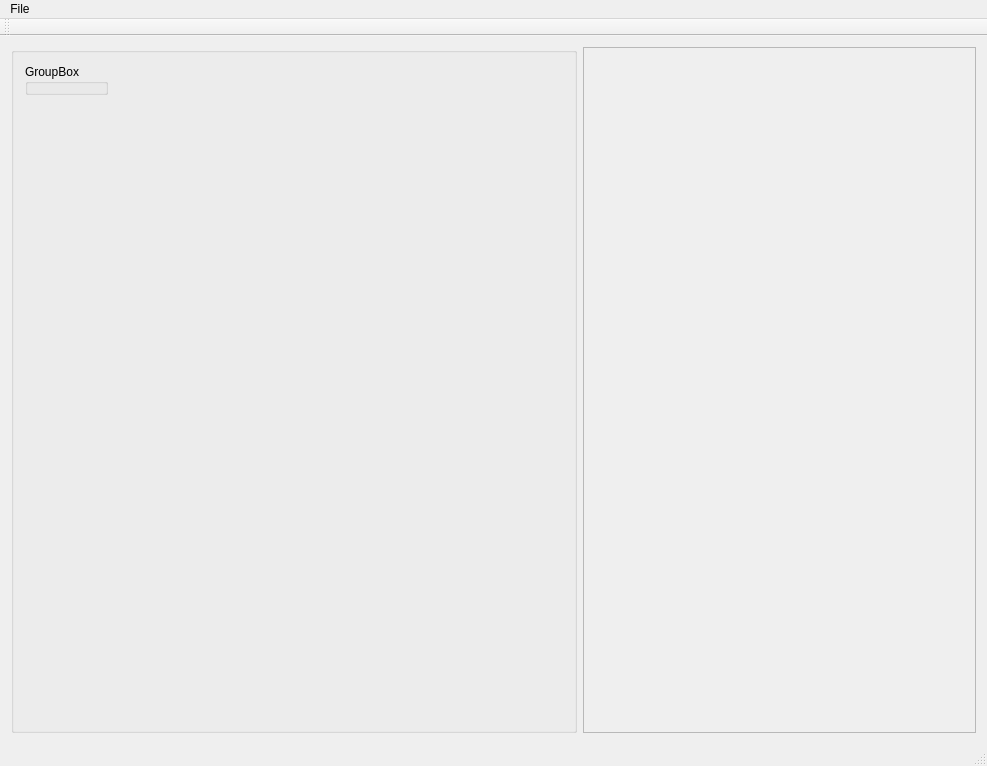
Old version of the form TSP/TSP.ui in the repository Michaelrrrrr/TSP.
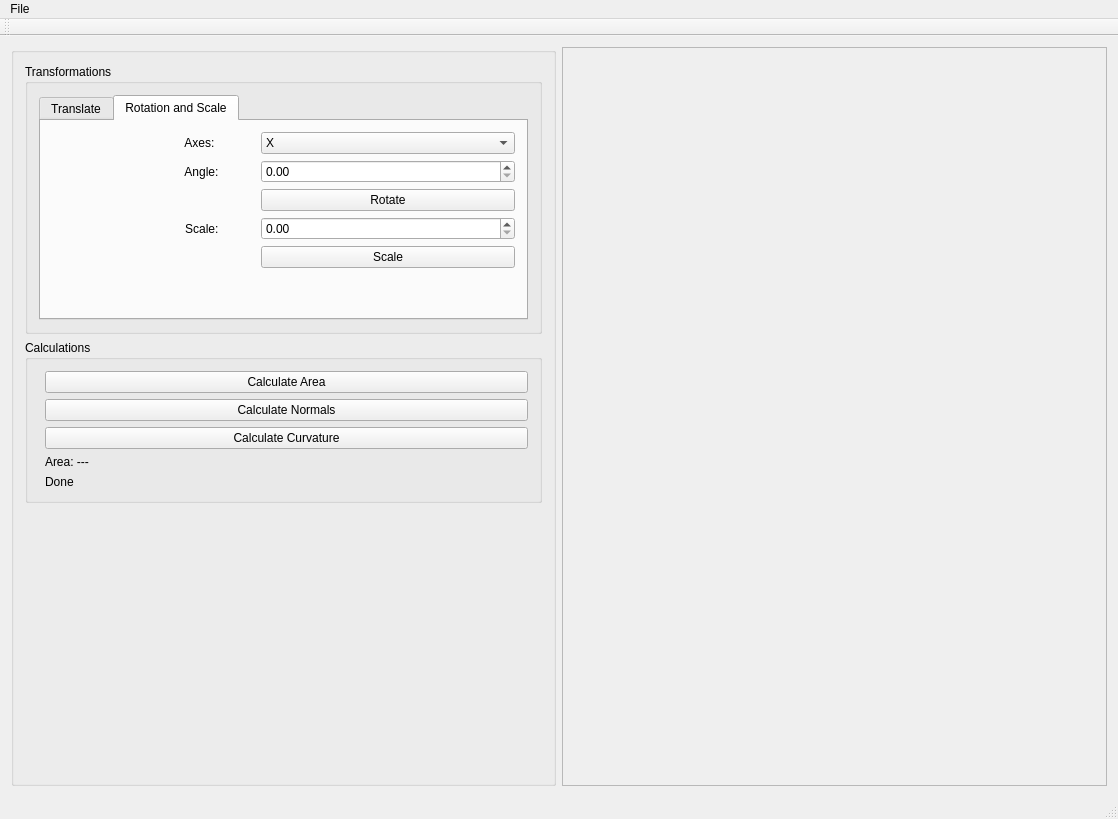
New version of the form.

Commit message: ui is done, plus some buttons

```diff
--- a/TSP/TSP.ui
+++ b/TSP/TSP.ui
@@ -6,8 +6,8 @@
    <rect>
     <x>0</x>
     <y>0</y>
-    <width>987</width>
-    <height>766</height>
+    <width>1118</width>
+    <height>819</height>
    </rect>
   </property>
   <property name="windowTitle">
@@ -21,14 +21,7 @@
        <string/>
       </property>
       <layout class="QGridLayout" name="gridLayout">
-       <item row="0" column="0">
-        <widget class="QGroupBox" name="groupBox_2">
-         <property name="title">
-          <string>GroupBox</string>
-         </property>
-        </widget>
-       </item>
-       <item row="1" column="0">
+       <item row="2" column="0">
         <spacer name="verticalSpacer">
          <property name="orientation">
           <enum>Qt::Orientation::Vertical</enum>
@@ -41,18 +34,186 @@
          </property>
         </spacer>
        </item>
-       <item row="0" column="1">
-        <spacer name="horizontalSpacer">
-         <property name="orientation">
-          <enum>Qt::Orientation::Horizontal</enum>
+       <item row="0" column="0">
+        <widget class="QGroupBox" name="groupBox_2">
+         <property name="title">
+          <string>Transformations</string>
          </property>
-         <property name="sizeHint" stdset="0">
-          <size>
-           <width>455</width>
-           <height>20</height>
-          </size>
+         <layout class="QHBoxLayout" name="horizontalLayout_2">
+          <item>
+           <widget class="QTabWidget" name="tabWidget">
+            <property name="currentIndex">
+             <number>1</number>
+            </property>
+            <widget class="QWidget" name="tab">
+             <attribute name="title">
+              <string>Translate</string>
+             </attribute>
+             <layout class="QGridLayout" name="gridLayout_2">
+              <item row="0" column="0">
+               <widget class="QLabel" name="label">
+                <property name="text">
+                 <string>&lt;html&gt;&lt;head/&gt;&lt;body&gt;&lt;p align=&quot;center&quot;&gt;X Axes&lt;/p&gt;&lt;/body&gt;&lt;/html&gt;</string>
+                </property>
+               </widget>
+              </item>
+              <item row="0" column="1">
+               <widget class="QDoubleSpinBox" name="X_Axes_sb"/>
+              </item>
+              <item row="1" column="0">
+               <widget class="QLabel" name="label_2">
+                <property name="text">
+                 <string>&lt;html&gt;&lt;head/&gt;&lt;body&gt;&lt;p align=&quot;center&quot;&gt;Y Axes&lt;/p&gt;&lt;/body&gt;&lt;/html&gt;</string>
+                </property>
+               </widget>
+              </item>
+              <item row="1" column="1">
+               <widget class="QDoubleSpinBox" name="Y_Axes_sb"/>
+              </item>
+              <item row="2" column="0">
+               <widget class="QLabel" name="label_3">
+                <property name="text">
+                 <string>&lt;html&gt;&lt;head/&gt;&lt;body&gt;&lt;p align=&quot;center&quot;&gt;Z Axes&lt;/p&gt;&lt;/body&gt;&lt;/html&gt;</string>
+                </property>
+               </widget>
+              </item>
+              <item row="2" column="1">
+               <widget class="QDoubleSpinBox" name="Z_Axes_sb"/>
+              </item>
+              <item row="3" column="1">
+               <widget class="QPushButton" name="pushButton_Move">
+                <property name="text">
+                 <string>Move object</string>
+                </property>
+               </widget>
+              </item>
+             </layout>
+            </widget>
+            <widget class="QWidget" name="tab_2">
+             <attribute name="title">
+              <string>Rotation and Scale</string>
+             </attribute>
+             <layout class="QFormLayout" name="formLayout">
+              <item row="0" column="0">
+               <widget class="QLabel" name="label_4">
+                <property name="text">
+                 <string>                                        Axes:            </string>
+                </property>
+               </widget>
+              </item>
+              <item row="0" column="1">
+               <widget class="QComboBox" name="comboBox_Axes">
+                <item>
+                 <property name="text">
+                  <string>X</string>
+                 </property>
+                </item>
+                <item>
+                 <property name="text">
+                  <string>Y</string>
+                 </property>
+                </item>
+                <item>
+                 <property name="text">
+                  <string>Z</string>
+                 </property>
+                </item>
+               </widget>
+              </item>
+              <item row="1" column="0">
+               <widget class="QLabel" name="label_5">
+                <property name="text">
+                 <string>                                        Angle:</string>
+                </property>
+               </widget>
+              </item>
+              <item row="1" column="1">
+               <widget class="QDoubleSpinBox" name="doubleSpinBox_Angle">
+                <property name="minimum">
+                 <double>0.000000000000000</double>
+                </property>
+                <property name="maximum">
+                 <double>360.000000000000000</double>
+                </property>
+                <property name="value">
+                 <double>0.000000000000000</double>
+                </property>
+               </widget>
+              </item>
+              <item row="2" column="1">
+               <widget class="QPushButton" name="pushButton_Rotate">
+                <property name="text">
+                 <string>Rotate</string>
+                </property>
+               </widget>
+              </item>
+              <item row="4" column="1">
+               <widget class="QDoubleSpinBox" name="doubleSpinBox_Scale"/>
+              </item>
+              <item row="4" column="0">
+               <widget class="QLabel" name="label_6">
+                <property name="text">
+                 <string>                                        Scale:</string>
+                </property>
+               </widget>
+              </item>
+              <item row="5" column="1">
+               <widget class="QPushButton" name="pushButton_Scale">
+                <property name="text">
+                 <string>Scale</string>
+                </property>
+               </widget>
+              </item>
+             </layout>
+            </widget>
+           </widget>
+          </item>
+         </layout>
+        </widget>
+       </item>
+       <item row="1" column="0">
+        <widget class="QGroupBox" name="groupBox_3">
+         <property name="title">
+          <string>Calculations</string>
          </property>
-        </spacer>
+         <layout class="QFormLayout" name="formLayout_2">
+          <item row="2" column="1">
+           <widget class="QPushButton" name="pushButton_Curv">
+            <property name="text">
+             <string>Calculate Curvature</string>
+            </property>
+           </widget>
+          </item>
+          <item row="1" column="1">
+           <widget class="QPushButton" name="pushButton_Norm">
+            <property name="text">
+             <string>Calculate Normals</string>
+            </property>
+           </widget>
+          </item>
+          <item row="0" column="1">
+           <widget class="QPushButton" name="pushButton_Area">
+            <property name="text">
+             <string>Calculate Area</string>
+            </property>
+           </widget>
+          </item>
+          <item row="4" column="1">
+           <widget class="QLabel" name="lblStatus">
+            <property name="text">
+             <string>Done</string>
+            </property>
+           </widget>
+          </item>
+          <item row="3" column="1">
+           <widget class="QLabel" name="lblAreaValue">
+            <property name="text">
+             <string>Area: ---</string>
+            </property>
+           </widget>
+          </item>
+         </layout>
+        </widget>
        </item>
       </layout>
      </widget>
@@ -67,8 +228,8 @@
         <rect>
          <x>0</x>
          <y>0</y>
-         <width>395</width>
-         <height>686</height>
+         <width>545</width>
+         <height>739</height>
         </rect>
        </property>
       </widget>
@@ -81,7 +242,7 @@
     <rect>
      <x>0</x>
      <y>0</y>
-     <width>987</width>
+     <width>1118</width>
      <height>21</height>
     </rect>
    </property>
```
The commit also changes 2 other files.
